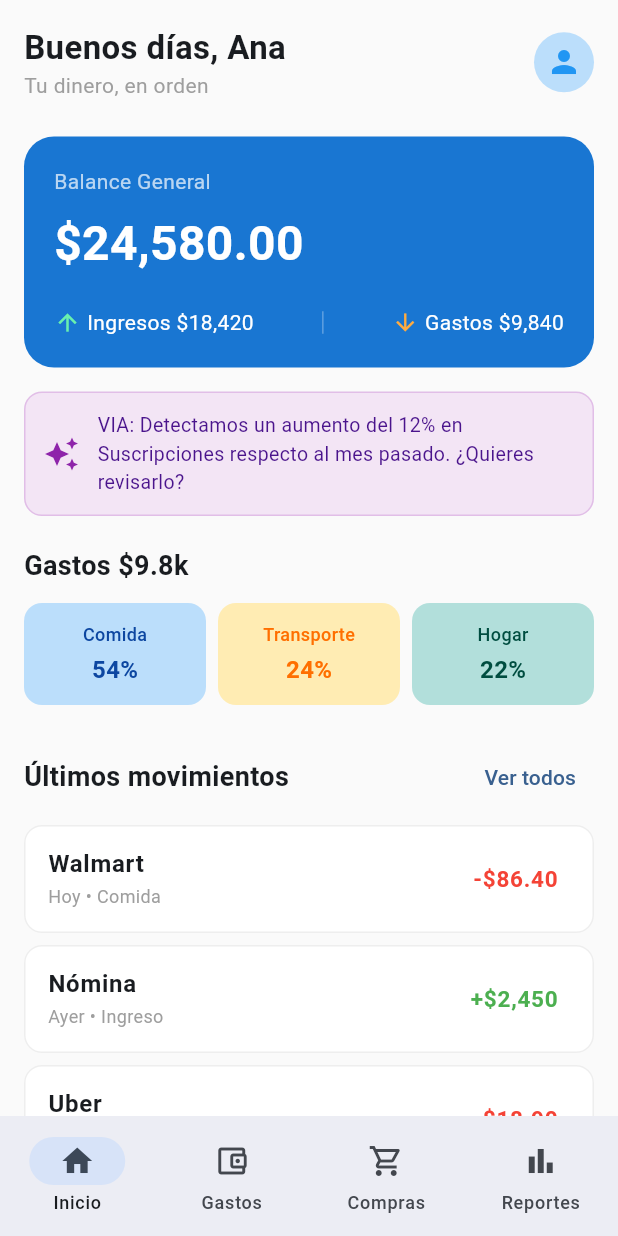
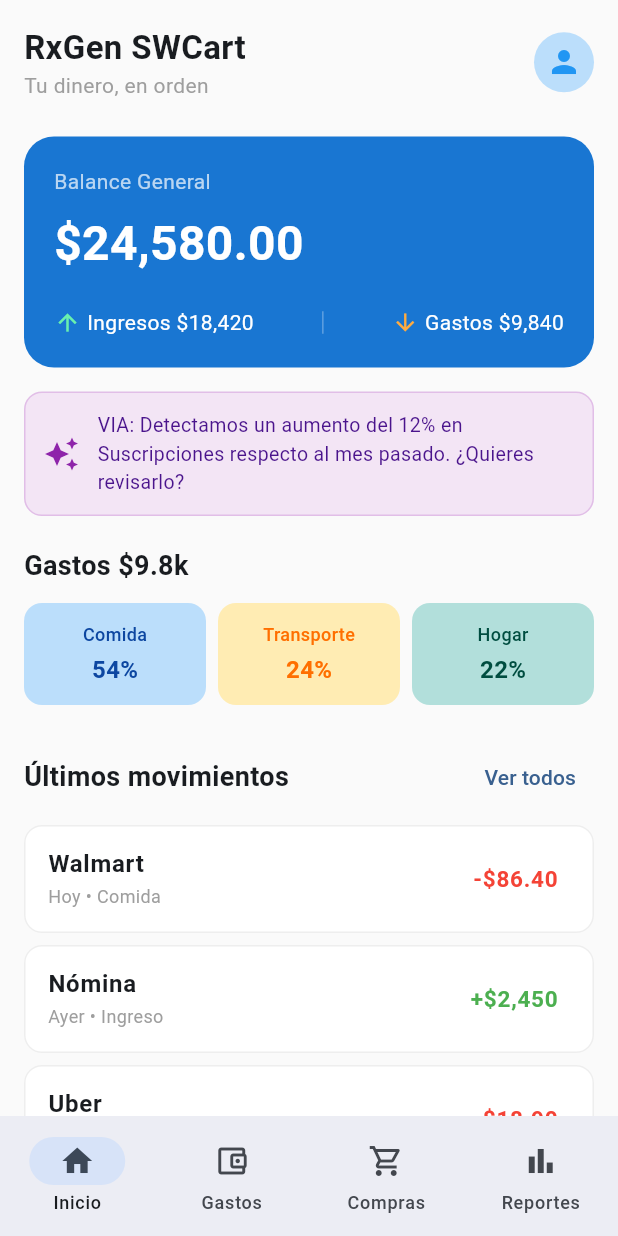
Before and after one commit to Luis-Reyes-Solarte/proyecto_rxgen_swcart, a Flutter app: the screen it shows after launch, on a phone screen of 412 x 824 dp. Run offline on Flutter 3.47's test engine with Material 3 defaults, Android fonts, the phone set to English and light mode, and no system bars.

Commit message:
docs: update git scopes and change header's text

```diff
--- a/lib/main.dart
+++ b/lib/main.dart
@@ -63,7 +63,7 @@ class _MainNavigationScreenState extends State<MainNavigationScreen> {
                     crossAxisAlignment: CrossAxisAlignment.start,
                     children: [
                       Text(
-                        'Buenos días, Ana',
+                        'RxGen SWCart',
                         style: TextStyle(
                           fontSize: 22,
                           fontWeight: FontWeight.bold,
```
